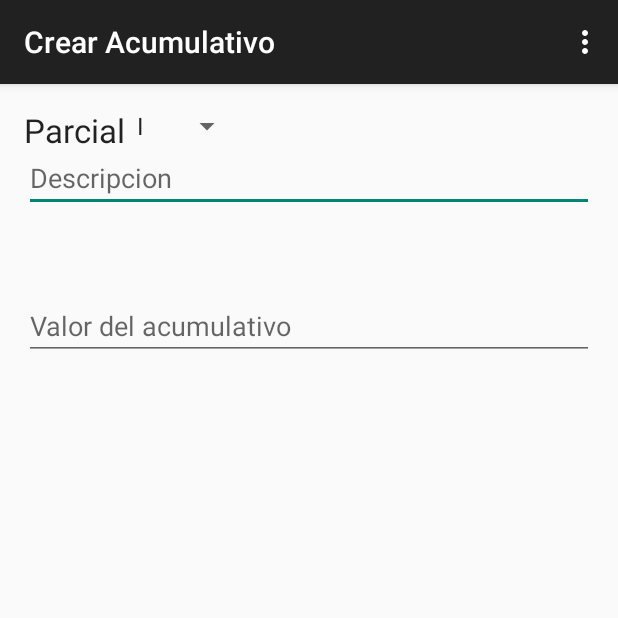
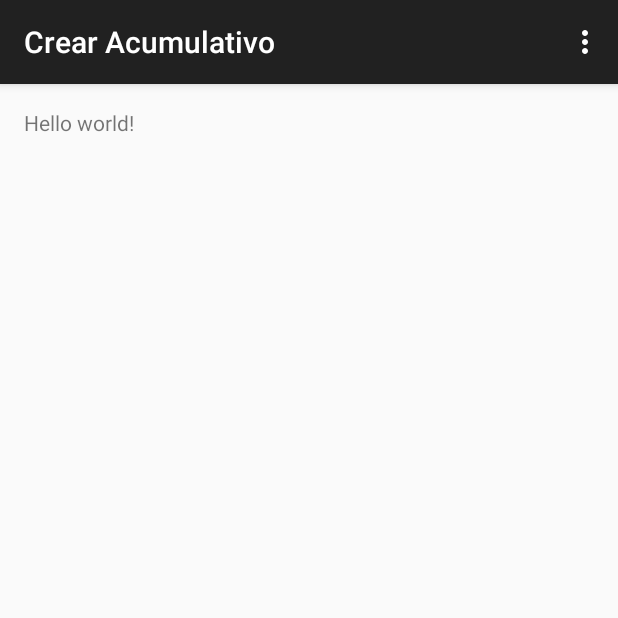
Before and after one commit to rjosecruz/EduTools, an Android app: the crear_acumulativo screen opened directly, with no data from a screen before it, on a phone screen of 412 x 824 dp, the top half of it. Run offline under Robolectric (Android 15) with nearby library versions, the phone set to English and light mode, and no system bars.

Commit message:
Subida de proyecto

```diff
--- a/app/src/main/AndroidManifest.xml
+++ b/app/src/main/AndroidManifest.xml
@@ -27,7 +27,10 @@
             android:label="@string/title_activity_activacion" />
         <activity
             android:name=".activity_crear_acumulativo"
-            android:label="@string/title_activity_activity_crear_acumulativo"></activity>
+            android:label="@string/title_activity_activity_crear_acumulativo" />
+        <activity
+            android:name=".crear_acumulativo"
+            android:label="@string/title_activity_crear_acumulativo"></activity>
     </application>
 
 </manifest>
--- a/app/src/main/java/com/datatecsolutions/edutools/activity_crear_acumulativo.java
+++ b/app/src/main/java/com/datatecsolutions/edutools/crear_acumulativo.java
@@ -4,31 +4,21 @@
 import android.os.Bundle;
 import android.view.Menu;
 import android.view.MenuItem;
-import android.widget.ArrayAdapter;
-import android.widget.Spinner;
 
 
-public class activity_crear_acumulativo extends ActionBarActivity {
-
-    private Spinner spinner1;
+public class crear_acumulativo extends ActionBarActivity {
 
     @Override
     protected void onCreate(Bundle savedInstanceState) {
         super.onCreate(savedInstanceState);
-        setContentView(R.layout.activity_activity_crear_acumulativo);
-
-
-        spinner1 = (Spinner) findViewById(R.id.sp_pacial);
-        String[] opciones = {"I", "II", "III", "IV"};
-        ArrayAdapter<String> adapter = new ArrayAdapter<String>(this, android.R.layout.simple_spinner_item, opciones);
-        spinner1.setAdapter(adapter);
+        setContentView(R.layout.activity_crear_acumulativo);
     }
 
 
     @Override
     public boolean onCreateOptionsMenu(Menu menu) {
         // Inflate the menu; this adds items to the action bar if it is present.
-        getMenuInflater().inflate(R.menu.menu_activity_crear_acumulativo, menu);
+        getMenuInflater().inflate(R.menu.menu_crear_acumulativo, menu);
         return true;
     }
 
--- a/app/src/main/res/layout/activity_activity_crear_acumulativo.xml
+++ /dev/null
@@ -1,53 +0,0 @@
-<RelativeLayout xmlns:android="http://schemas.android.com/apk/res/android"
-    xmlns:tools="http://schemas.android.com/tools"
-    android:layout_width="match_parent"
-    android:layout_height="match_parent"
-    android:paddingLeft="@dimen/activity_horizontal_margin"
-    android:paddingRight="@dimen/activity_horizontal_margin"
-    android:paddingTop="@dimen/activity_vertical_margin"
-    android:paddingBottom="@dimen/activity_vertical_margin"
-    tools:context="com.datatecsolutions.edutools.activity_crear_acumulativo">
-
-    <EditText
-        android:layout_width="wrap_content"
-        android:layout_height="wrap_content"
-        android:id="@+id/editText"
-        android:hint="Descripcion"
-        android:layout_below="@+id/sp_pacial"
-        android:layout_alignParentRight="true"
-        android:layout_alignParentEnd="true"
-        android:layout_alignParentLeft="true"
-        android:layout_alignParentStart="true" />
-
-    <Spinner
-        android:layout_width="wrap_content"
-        android:layout_height="wrap_content"
-        android:id="@+id/sp_pacial"
-        android:spinnerMode="dialog"
-        android:layout_alignTop="@+id/textView"
-        android:layout_toRightOf="@+id/textView"
-        android:layout_toEndOf="@+id/textView" />
-
-    <TextView
-        android:layout_width="wrap_content"
-        android:layout_height="wrap_content"
-        android:textAppearance="?android:attr/textAppearanceLarge"
-        android:text="Parcial"
-        android:id="@+id/textView"
-        android:layout_alignParentTop="true"
-        android:layout_alignParentLeft="true"
-        android:layout_alignParentStart="true" />
-
-    <EditText
-        android:layout_width="wrap_content"
-        android:layout_height="wrap_content"
-        android:id="@+id/etxt_valor"
-        android:hint="Valor del acumulativo"
-        android:layout_below="@+id/editText"
-        android:layout_alignLeft="@+id/editText"
-        android:layout_alignStart="@+id/editText"
-        android:layout_marginTop="53dp"
-        android:layout_alignParentRight="true"
-        android:layout_alignParentEnd="true" />
-
-</RelativeLayout>
--- /dev/null
+++ b/app/src/main/res/layout/activity_crear_acumulativo.xml
@@ -0,0 +1,16 @@
+<RelativeLayout xmlns:android="http://schemas.android.com/apk/res/android"
+    xmlns:tools="http://schemas.android.com/tools"
+    android:layout_width="match_parent"
+    android:layout_height="match_parent"
+    android:paddingLeft="@dimen/activity_horizontal_margin"
+    android:paddingRight="@dimen/activity_horizontal_margin"
+    android:paddingTop="@dimen/activity_vertical_margin"
+    android:paddingBottom="@dimen/activity_vertical_margin"
+    tools:context="com.datatecsolutions.edutools.crear_acumulativo">
+
+    <TextView
+        android:text="@string/hello_world"
+        android:layout_width="wrap_content"
+        android:layout_height="wrap_content" />
+
+</RelativeLayout>
--- /dev/null
+++ b/app/src/main/res/menu/menu_crear_acumulativo.xml
@@ -0,0 +1,10 @@
+<menu xmlns:android="http://schemas.android.com/apk/res/android"
+    xmlns:app="http://schemas.android.com/apk/res-auto"
+    xmlns:tools="http://schemas.android.com/tools"
+    tools:context="com.datatecsolutions.edutools.crear_acumulativo">
+    <item
+        android:id="@+id/action_settings"
+        android:title="@string/action_settings"
+        android:orderInCategory="100"
+        app:showAsAction="never" />
+</menu>
--- a/app/src/main/res/values/strings.xml
+++ b/app/src/main/res/values/strings.xml
@@ -15,5 +15,6 @@
     <string name="title_activity_clases">Lista de Clases</string>
     <string name="title_activity_activacion">Activacion</string>
     <string name="title_activity_activity_crear_acumulativo">Crear Acumulativo</string>
+    <string name="title_activity_crear_acumulativo">Crear Acumulativo</string>
 
 </resources>
```
